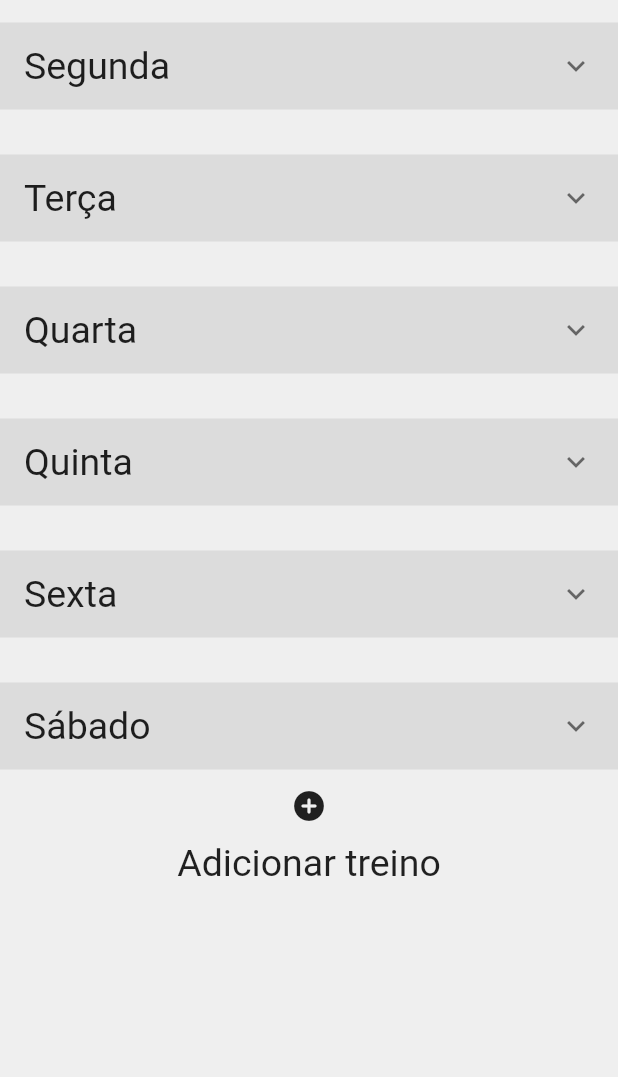
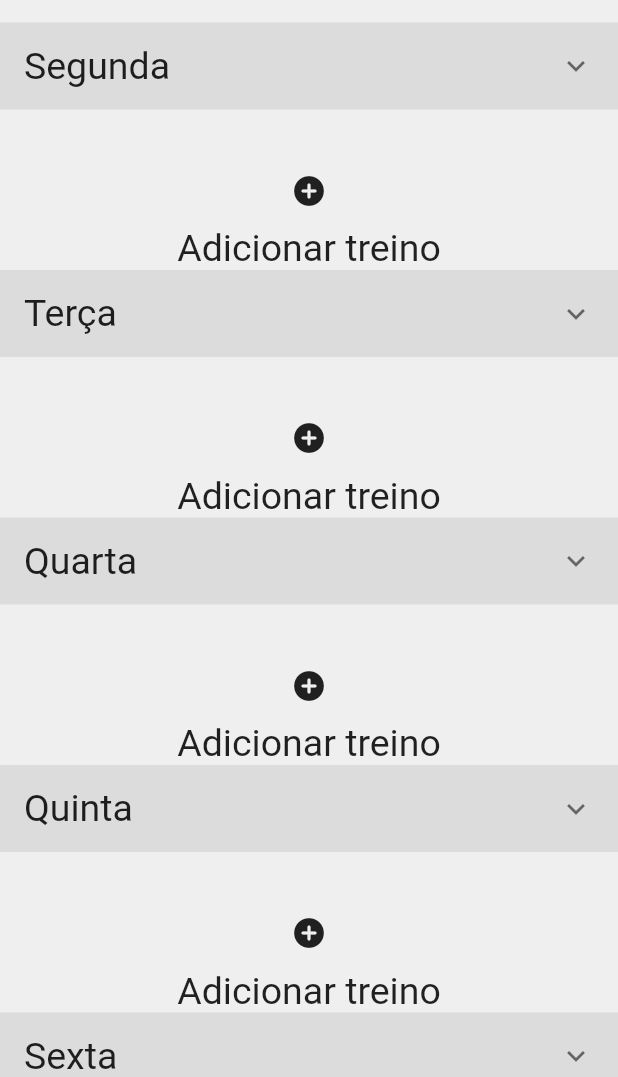
Before and after one commit to JonatasMSS/SesiFitness, a Flutter app: the AlunoDetailsPage screen opened by its route, on a phone screen of 412 x 824 dp, the part 159-1236 px from its top. Run offline on Flutter 3.47's test engine with Material 2 defaults, Android fonts, the phone set to English and light mode, and no system bars; our stand-ins replace flutter_svg, get; missing offline and left inert: validatorless; Roboto replaces fonts that are missing (Dongle).

Commit message:
Adição do widget de adicionar Treino

```diff
--- a/lib/pages/alunoDetails_page/alunoDetails__page.dart
+++ b/lib/pages/alunoDetails_page/alunoDetails__page.dart
@@ -56,6 +56,9 @@ class AlunoDetailsPage extends GetView<AlunoDetailsController> {
               const SizedBox(
                 height: 30,
               ),
+              Center(
+                child: SesiacademiaAddtreino(),
+              ),
               SesiacadeimaListatreinos(
                 titleList: "Terça",
                 containList: [
@@ -69,6 +72,9 @@ class AlunoDetailsPage extends GetView<AlunoDetailsController> {
               ),
               const SizedBox(
                 height: 30,
+              ),
+              Center(
+                child: SesiacademiaAddtreino(),
               ),
               SesiacadeimaListatreinos(
                 titleList: "Quarta",
@@ -84,6 +90,9 @@ class AlunoDetailsPage extends GetView<AlunoDetailsController> {
               const SizedBox(
                 height: 30,
               ),
+              Center(
+                child: SesiacademiaAddtreino(),
+              ),
               SesiacadeimaListatreinos(
                 titleList: "Quinta",
                 containList: [
@@ -98,6 +107,9 @@ class AlunoDetailsPage extends GetView<AlunoDetailsController> {
               const SizedBox(
                 height: 30,
               ),
+              Center(
+                child: SesiacademiaAddtreino(),
+              ),
               SesiacadeimaListatreinos(
                 titleList: "Sexta",
                 containList: [
@@ -111,6 +123,9 @@ class AlunoDetailsPage extends GetView<AlunoDetailsController> {
               ),
               const SizedBox(
                 height: 30,
+              ),
+              Center(
+                child: SesiacademiaAddtreino(),
               ),
               SesiacadeimaListatreinos(
                 titleList: "Sábado",
```
